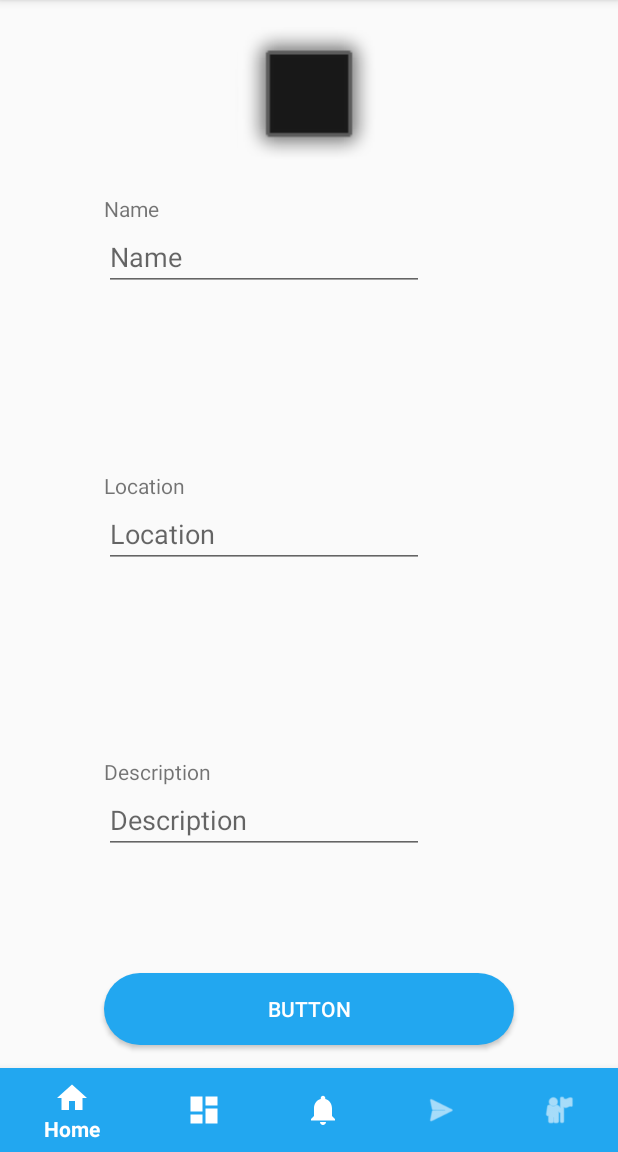
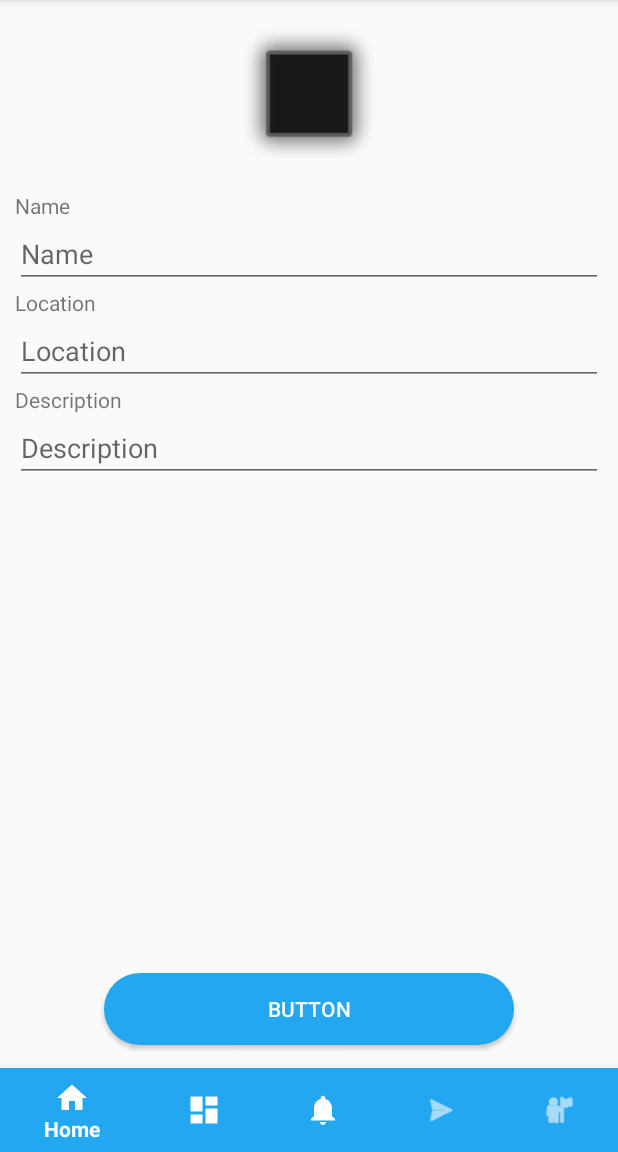
Before and after one commit to ViriusLevan/VisionShare, an Android app: the fragment Submission placed in its activity, on a phone screen of 412 x 824 dp, the part 84-1236 px from its top. Run offline under Robolectric (Android 15) with nearby library versions, the phone set to English and light mode, and no system bars; our stand-ins replace Firebase (no records; nobody signed in at launch, a user with empty details on screens opened directly).

Commit message:
submission layout

```diff
--- a/app/src/main/res/layout/fragment_submission.xml
+++ b/app/src/main/res/layout/fragment_submission.xml
@@ -16,69 +16,58 @@
         android:layout_marginTop="18dp"
         app:srcCompat="@android:drawable/alert_dark_frame" />
 
+    <LinearLayout
+        android:layout_width="match_parent"
+        android:layout_height="match_parent"
+        android:layout_below="@id/submissionImageIV"
+        android:orientation="vertical"
+        android:layout_margin="10dp">
+
         <TextView
             android:id="@+id/submissionNameTV"
-        android:layout_width="218dp"
+            android:layout_width="match_parent"
             android:layout_height="wrap_content"
-        android:layout_alignParentTop="true"
-        android:layout_alignStart="@+id/submissionSubmitBtn"
-        android:layout_marginTop="129dp"
-        android:text="Name"
-        android:layout_alignLeft="@+id/submissionSubmitBtn" />
+            android:layout_alignLeft="@+id/submissionSubmitBtn"
+            android:text="Name" />
+
+        <EditText
+            android:id="@+id/submissionNameET"
+            android:layout_width="match_parent"
+            android:layout_height="wrap_content"
+            android:ems="10"
+            android:hint="Name"
+            android:inputType="textPersonName" />
+
+        <TextView
+            android:id="@+id/submissionLocationTV"
+            android:layout_width="match_parent"
+            android:layout_height="wrap_content"
+            android:text="Location" />
+
+        <EditText
+            android:id="@+id/submissionLocationET"
+            android:layout_width="match_parent"
+            android:layout_height="wrap_content"
+            android:ems="10"
+            android:hint="Location"
+            android:inputType="textPersonName" />
 
         <TextView
             android:id="@+id/submissionDescriptionTV"
-        android:layout_width="220dp"
+            android:layout_width="match_parent"
             android:layout_height="wrap_content"
-        android:layout_alignParentBottom="true"
-        android:layout_alignStart="@+id/submissionNameTV"
-        android:layout_marginBottom="188dp"
-        android:text="Description"
-        android:layout_alignLeft="@+id/submissionNameTV" />
-
-    <TextView
-        android:id="@+id/submissionLocationTV"
-        android:layout_width="183dp"
-        android:layout_height="wrap_content"
-        android:layout_above="@+id/submissionLocationET"
-        android:layout_alignStart="@+id/submissionNameTV"
-        android:text="Location"
-        android:layout_alignLeft="@+id/submissionNameTV" />
-
-    <EditText
-        android:id="@+id/submissionNameET"
-        android:layout_width="wrap_content"
-        android:layout_height="wrap_content"
-        android:layout_alignStart="@+id/submissionNameTV"
-        android:layout_below="@+id/submissionNameTV"
-        android:ems="10"
-        android:hint="Name"
-        android:inputType="textPersonName"
-        android:layout_alignLeft="@+id/submissionNameTV" />
-
-    <EditText
-        android:id="@+id/submissionLocationET"
-        android:layout_width="wrap_content"
-        android:layout_height="wrap_content"
-        android:layout_alignStart="@+id/submissionNameTV"
-        android:layout_centerVertical="true"
-        android:ems="10"
-        android:hint="Location"
-        android:inputType="textPersonName"
-        android:layout_alignLeft="@+id/submissionNameTV" />
+            android:text="Description" />
 
         <EditText
             android:id="@+id/submissionDescription"
-        android:layout_width="wrap_content"
+            android:layout_width="match_parent"
             android:layout_height="wrap_content"
-        android:layout_alignStart="@+id/submissionNameTV"
-        android:layout_below="@+id/submissionDescriptionTV"
-        android:layout_marginTop="-188dp"
             android:ems="10"
             android:hint="Description"
             android:inputType="textMultiLine"
-        android:singleLine="false"
-        android:layout_alignLeft="@+id/submissionNameTV" />
+            android:singleLine="false" />
+
+    </LinearLayout>
 
     <Button
         android:id="@+id/submissionSubmitBtn"
```
Lines whose indentation alone changed are shown as unchanged.
